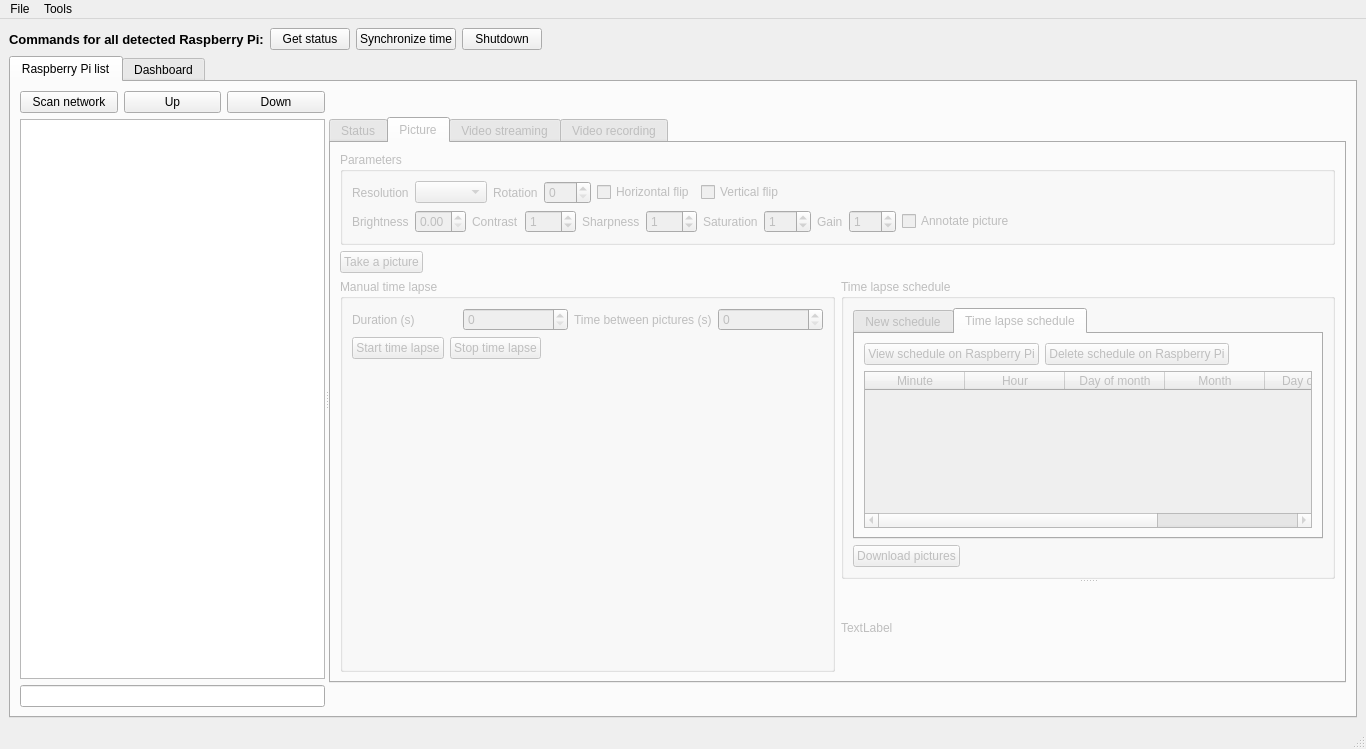
First picture: the form in src/v2/coordinator/coordinator.ui, repository olivierfriard/raspberry_video-recording_coordinator, before the edit.
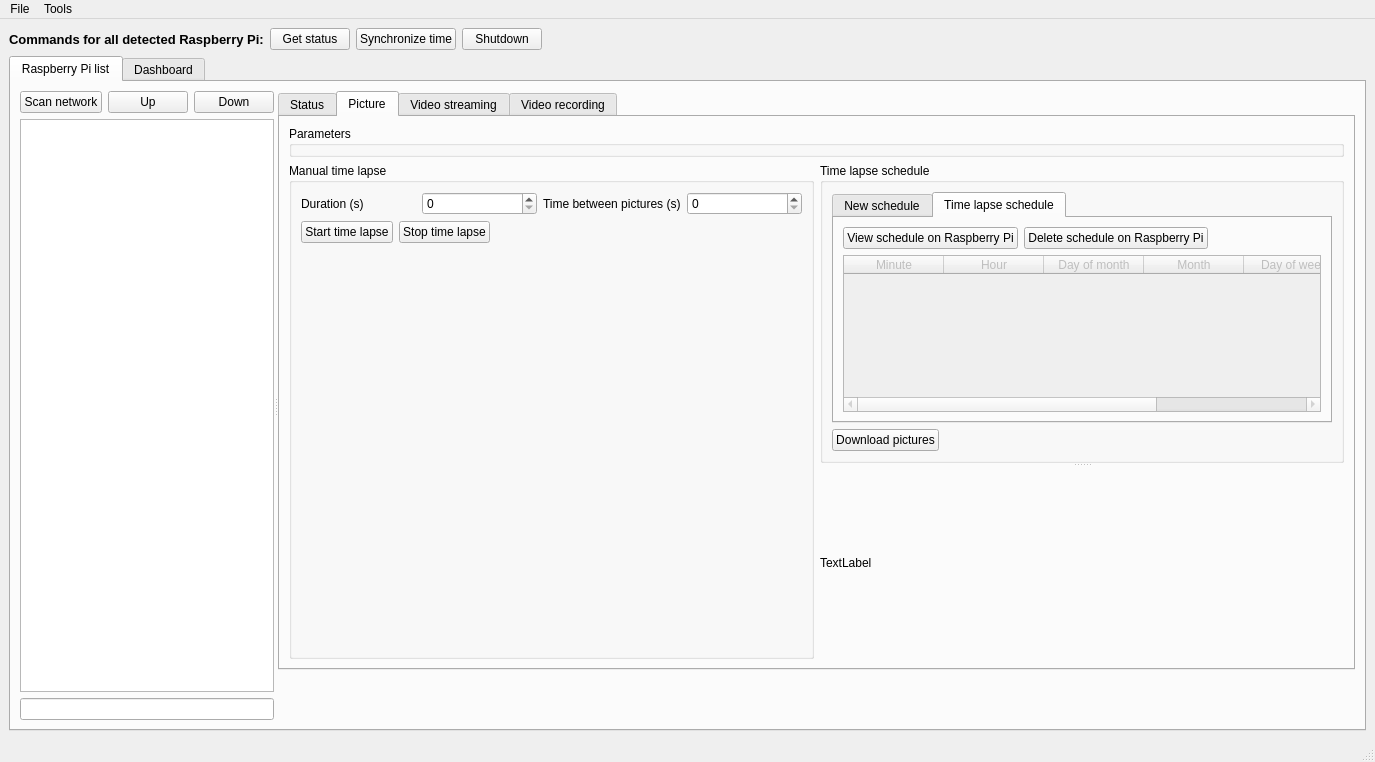
Second picture: the form after the edit. The open tabs and pages were chosen to show the change.

Commit message: introdiced scroll area to reduce the window size

The edit to the form file:
```diff
--- a/src/v2/coordinator/coordinator.ui
+++ b/src/v2/coordinator/coordinator.ui
@@ -6,8 +6,8 @@
    <rect>
     <x>0</x>
     <y>0</y>
-    <width>1366</width>
-    <height>740</height>
+    <width>1375</width>
+    <height>762</height>
    </rect>
   </property>
   <property name="sizePolicy">
@@ -82,13 +82,13 @@
        <attribute name="title">
         <string>Raspberry Pi list</string>
        </attribute>
-       <layout class="QHBoxLayout" name="horizontalLayout_3">
+       <layout class="QHBoxLayout" name="horizontalLayout_14">
         <item>
          <widget class="QSplitter" name="splitter">
           <property name="orientation">
            <enum>Qt::Horizontal</enum>
           </property>
-          <widget class="QWidget" name="">
+          <widget class="QWidget" name="layoutWidget">
            <layout class="QVBoxLayout" name="verticalLayout_5">
             <item>
              <layout class="QHBoxLayout" name="horizontalLayout">
@@ -125,33 +125,30 @@
           </widget>
           <widget class="QWidget" name="layoutWidget">
            <layout class="QVBoxLayout" name="verticalLayout_3">
-            <item>
-             <widget class="QLabel" name="raspberry_id_lb">
-              <property name="font">
-               <font>
-                <pointsize>13</pointsize>
-                <weight>75</weight>
-                <bold>true</bold>
-               </font>
-              </property>
-              <property name="text">
-               <string/>
-              </property>
-             </widget>
-            </item>
+            <property name="sizeConstraint">
+             <enum>QLayout::SetDefaultConstraint</enum>
+            </property>
             <item>
              <widget class="QTabWidget" name="rpi_tw">
               <property name="enabled">
-               <bool>false</bool>
+               <bool>true</bool>
               </property>
               <property name="currentIndex">
-               <number>3</number>
+               <number>1</number>
               </property>
               <widget class="QWidget" name="status_tab">
                <attribute name="title">
                 <string>Status</string>
                </attribute>
-               <widget class="QWidget" name="">
+               <widget class="QWidget" name="layoutWidget">
+                <property name="geometry">
+                 <rect>
+                  <x>0</x>
+                  <y>0</y>
+                  <width>576</width>
+                  <height>313</height>
+                 </rect>
+                </property>
                 <layout class="QVBoxLayout" name="verticalLayout_4">
                  <item>
                   <layout class="QGridLayout" name="gridLayout">
@@ -404,13 +401,24 @@
                <attribute name="title">
                 <string>Picture</string>
                </attribute>
-               <layout class="QVBoxLayout" name="verticalLayout_21">
+               <layout class="QVBoxLayout" name="verticalLayout_22">
                 <item>
                  <widget class="QGroupBox" name="groupBox_5">
                   <property name="title">
                    <string>Parameters</string>
                   </property>
-                  <layout class="QVBoxLayout" name="verticalLayout_20">
+                  <widget class="QWidget" name="">
+                   <property name="geometry">
+                    <rect>
+                     <x>12</x>
+                     <y>32</y>
+                     <width>850</width>
+                     <height>66</height>
+                    </rect>
+                   </property>
+                   <layout class="QHBoxLayout" name="horizontalLayout_3">
+                    <item>
+                     <layout class="QVBoxLayout" name="verticalLayout_12">
                    <item>
                     <layout class="QHBoxLayout" name="horizontalLayout_2">
                      <item>
@@ -628,10 +636,7 @@
                     </layout>
                    </item>
                   </layout>
-                 </widget>
-                </item>
-                <item>
-                 <layout class="QHBoxLayout" name="horizontalLayout_14">
+                    </item>
                   <item>
                    <widget class="QPushButton" name="take_picture_pb">
                     <property name="text">
@@ -639,20 +644,9 @@
                     </property>
                    </widget>
                   </item>
-                  <item>
-                   <spacer name="horizontalSpacer_5">
-                    <property name="orientation">
-                     <enum>Qt::Horizontal</enum>
-                    </property>
-                    <property name="sizeHint" stdset="0">
-                     <size>
-                      <width>40</width>
-                      <height>20</height>
-                     </size>
-                    </property>
-                   </spacer>
-                  </item>
-                 </layout>
+                   </layout>
+                  </widget>
+                 </widget>
                 </item>
                 <item>
                  <layout class="QHBoxLayout" name="horizontalLayout_17">
@@ -1427,13 +1421,15 @@
                  </widget>
                 </item>
                 <item>
+                 <layout class="QHBoxLayout" name="horizontalLayout_6">
+                  <item>
                  <widget class="QGroupBox" name="groupBox_2">
                   <property name="title">
                    <string>Manual control</string>
                   </property>
                   <layout class="QVBoxLayout" name="verticalLayout_11">
                    <item>
-                    <layout class="QHBoxLayout" name="horizontalLayout_6">
+                      <layout class="QVBoxLayout" name="verticalLayout_20">
                      <item>
                       <widget class="QPushButton" name="start_video_recording_pb">
                        <property name="text">
@@ -1449,14 +1445,14 @@
                       </widget>
                      </item>
                      <item>
-                      <spacer name="horizontalSpacer_2">
+                        <spacer name="verticalSpacer_5">
                        <property name="orientation">
-                        <enum>Qt::Horizontal</enum>
+                          <enum>Qt::Vertical</enum>
                        </property>
                        <property name="sizeHint" stdset="0">
                         <size>
-                         <width>40</width>
-                         <height>20</height>
+                           <width>20</width>
+                           <height>40</height>
                         </size>
                        </property>
                       </spacer>
@@ -1702,9 +1698,24 @@
                      </widget>
                     </widget>
                    </item>
+                     <item>
+                      <spacer name="verticalSpacer_6">
+                       <property name="orientation">
+                        <enum>Qt::Vertical</enum>
+                       </property>
+                       <property name="sizeHint" stdset="0">
+                        <size>
+                         <width>20</width>
+                         <height>40</height>
+                        </size>
+                       </property>
+                      </spacer>
+                     </item>
                   </layout>
                  </widget>
                 </item>
+                  <item>
+                   <layout class="QVBoxLayout" name="verticalLayout_21">
                 <item>
                  <layout class="QHBoxLayout" name="horizontalLayout_19">
                   <item>
@@ -1785,9 +1796,27 @@
                  </layout>
                 </item>
                </layout>
+                  </item>
+                 </layout>
+                </item>
+               </layout>
               </widget>
              </widget>
             </item>
+            <item>
+             <widget class="QLabel" name="raspberry_id_lb">
+              <property name="font">
+               <font>
+                <pointsize>13</pointsize>
+                <weight>75</weight>
+                <bold>true</bold>
+               </font>
+              </property>
+              <property name="text">
+               <string/>
+              </property>
+             </widget>
+            </item>
             <item>
              <widget class="QLabel" name="rasp_output_lb">
               <property name="font">
@@ -1822,7 +1851,7 @@
     <rect>
      <x>0</x>
      <y>0</y>
-     <width>1366</width>
+     <width>1375</width>
      <height>22</height>
     </rect>
    </property>
```
Lines whose indentation alone changed are shown as unchanged. The commit also changes 2 other files.
